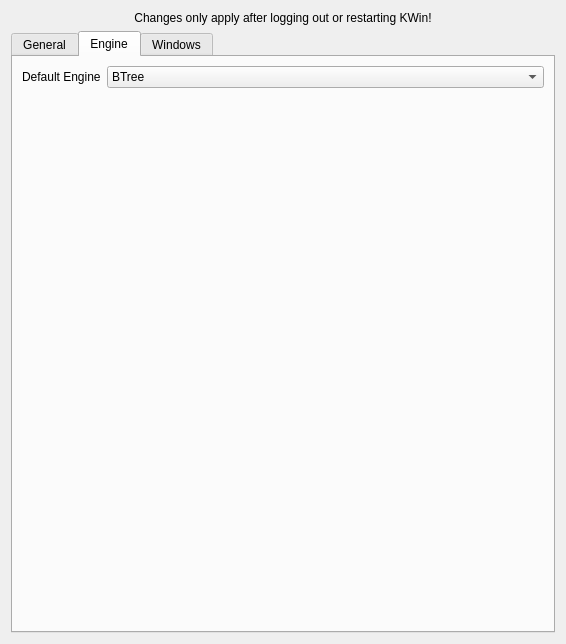
Old version of the form res/config.ui in the repository zeroxoneafour/polonium.
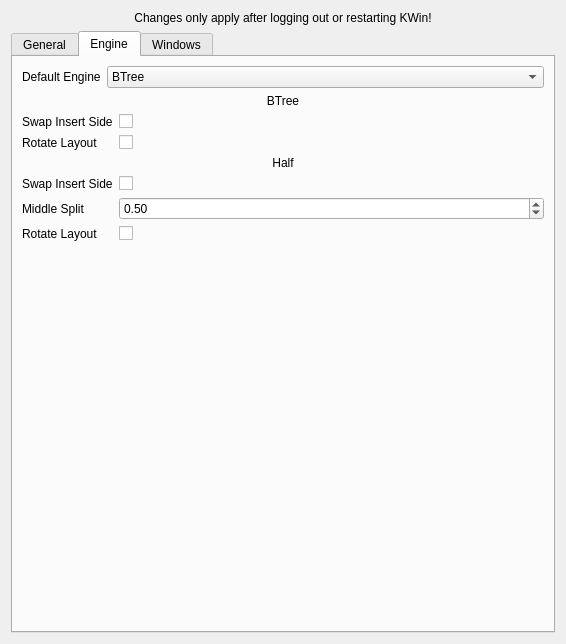
New version of the form. The open tabs and pages were chosen to show the change.

Patch:
```diff
--- a/res/config.ui
+++ b/res/config.ui
@@ -151,7 +151,9 @@
         <attribute name="title">
          <string>Engine</string>
         </attribute>
-        <layout class="QFormLayout" name="formLayout_3">
+        <layout class="QVBoxLayout" name="verticalLayout_4">
+         <item>
+          <layout class="QFormLayout" name="DefaultEngineForm">
          <item row="0" column="0">
           <widget class="QLabel" name="defaultEngineLabel">
            <property name="text">
@@ -174,6 +176,134 @@
           </widget>
          </item>
         </layout>
+         </item>
+         <item>
+          <widget class="QLabel" name="btreeLabel">
+           <property name="sizePolicy">
+            <sizepolicy hsizetype="Preferred" vsizetype="Fixed">
+             <horstretch>0</horstretch>
+             <verstretch>0</verstretch>
+            </sizepolicy>
+           </property>
+           <property name="text">
+            <string>BTree</string>
+           </property>
+           <property name="alignment">
+            <set>Qt::AlignmentFlag::AlignCenter</set>
+           </property>
+          </widget>
+         </item>
+         <item>
+          <layout class="QFormLayout" name="BTreeForm">
+           <item row="0" column="0">
+            <widget class="QLabel" name="btreeSwapInsertSideLabel">
+             <property name="text">
+              <string>Swap Insert Side</string>
+             </property>
+            </widget>
+           </item>
+           <item row="0" column="1">
+            <widget class="QCheckBox" name="kcfg_BTreeSwapInsertSide">
+             <property name="text">
+              <string/>
+             </property>
+            </widget>
+           </item>
+           <item row="1" column="1">
+            <widget class="QCheckBox" name="kcfg_BTreeRotateLayout">
+             <property name="text">
+              <string/>
+             </property>
+            </widget>
+           </item>
+           <item row="1" column="0">
+            <widget class="QLabel" name="btreeRotateLayoutLabel">
+             <property name="text">
+              <string>Rotate Layout</string>
+             </property>
+            </widget>
+           </item>
+          </layout>
+         </item>
+         <item>
+          <widget class="QLabel" name="halfLabel">
+           <property name="text">
+            <string>Half</string>
+           </property>
+           <property name="alignment">
+            <set>Qt::AlignmentFlag::AlignCenter</set>
+           </property>
+          </widget>
+         </item>
+         <item>
+          <layout class="QFormLayout" name="HalfForm">
+           <item row="0" column="0">
+            <widget class="QLabel" name="halfSwapInsertSideLabel">
+             <property name="text">
+              <string>Swap Insert Side</string>
+             </property>
+            </widget>
+           </item>
+           <item row="0" column="1">
+            <widget class="QCheckBox" name="kcfg_HalfSwapInsertSide">
+             <property name="text">
+              <string/>
+             </property>
+            </widget>
+           </item>
+           <item row="1" column="0">
+            <widget class="QLabel" name="halfMiddleSplitLabel">
+             <property name="text">
+              <string>Middle Split</string>
+             </property>
+            </widget>
+           </item>
+           <item row="1" column="1">
+            <widget class="QDoubleSpinBox" name="kcfg_HalfMiddleSplit">
+             <property name="minimum">
+              <double>0.150000000000000</double>
+             </property>
+             <property name="maximum">
+              <double>0.850000000000000</double>
+             </property>
+             <property name="singleStep">
+              <double>0.050000000000000</double>
+             </property>
+             <property name="value">
+              <double>0.500000000000000</double>
+             </property>
+            </widget>
+           </item>
+           <item row="2" column="0">
+            <widget class="QLabel" name="halfRotateLayoutLabel">
+             <property name="text">
+              <string>Rotate Layout</string>
+             </property>
+            </widget>
+           </item>
+           <item row="2" column="1">
+            <widget class="QCheckBox" name="kcfg_HalfRotateLayout">
+             <property name="text">
+              <string/>
+             </property>
+            </widget>
+           </item>
+          </layout>
+         </item>
+         <item>
+          <spacer name="verticalSpacer">
+           <property name="orientation">
+            <enum>Qt::Orientation::Vertical</enum>
+           </property>
+           <property name="sizeHint" stdset="0">
+            <size>
+             <width>20</width>
+             <height>40</height>
+            </size>
+           </property>
+          </spacer>
+         </item>
+        </layout>
        </widget>
        <widget class="QWidget" name="Windows">
         <attribute name="title">
```
Left out of the diff: 124 changed lines with no effect on the pictures. Lines whose indentation alone changed are shown as unchanged.
